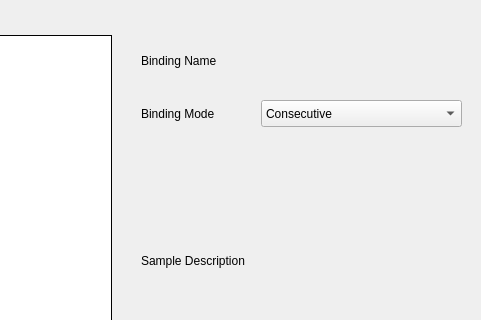
First picture: the form in src/forms/midimg-window.ui, repository nhielost/obs-midi-mg, before the edit; both pictures show x 239 to 720 and y 0 to 320 of the 720 by 480 pixel window.
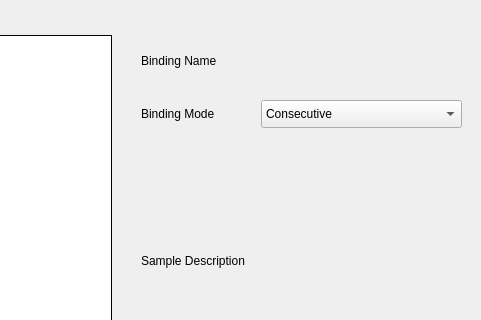
Second picture: the form after the edit. The open tabs and pages were chosen to show the change.

Commit message: Add Profiles/Collections, remove UI functionality

```diff
--- a/src/forms/midimg-window.ui
+++ b/src/forms/midimg-window.ui
@@ -643,7 +643,7 @@
        <x>10</x>
        <y>90</y>
        <width>111</width>
-       <height>27</height>
+       <height>28</height>
       </rect>
      </property>
      <property name="font">
@@ -686,7 +686,7 @@
        <x>130</x>
        <y>90</y>
        <width>201</width>
-       <height>27</height>
+       <height>28</height>
       </rect>
      </property>
      <property name="sizePolicy">
```
Left out of the diff: 9 changed lines with no effect on the pictures. The commit also changes 7 other files.
